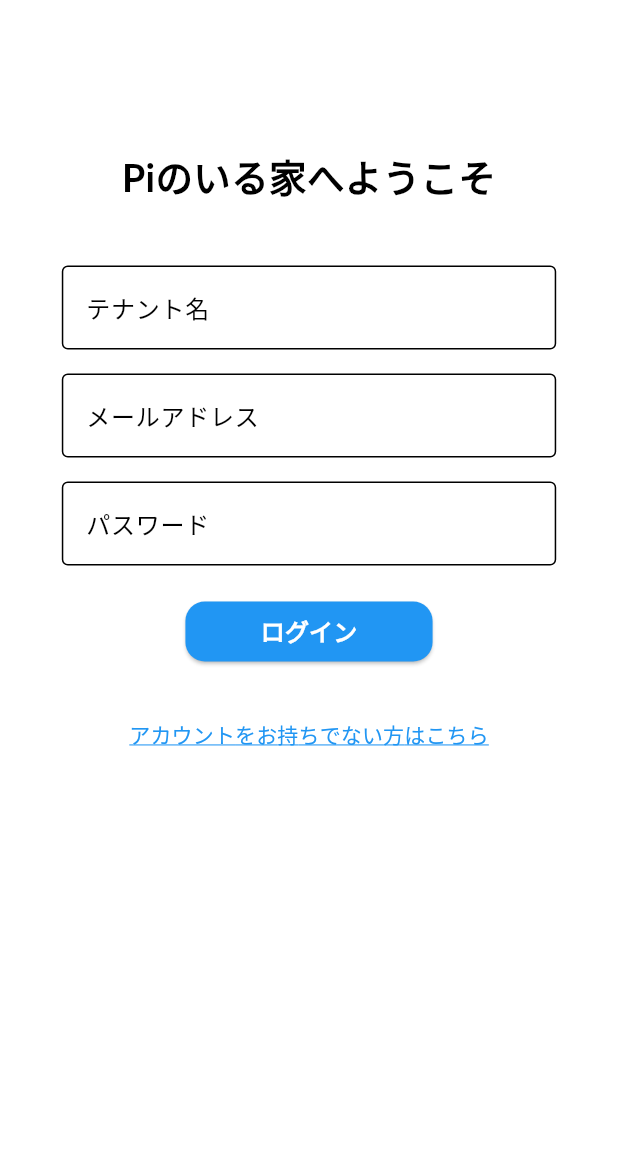
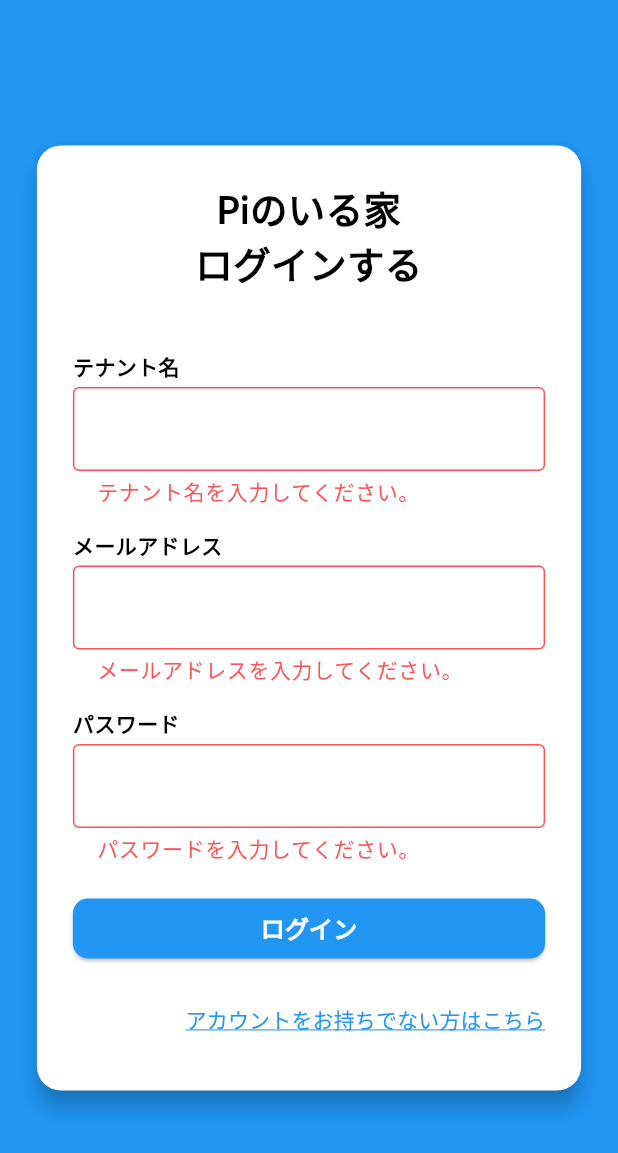
Before and after one commit to pis-house/pis-house-frontend, a Flutter app: the screen it shows after launch, after a tap on "ログイン", on a phone screen of 412 x 824 dp. Shown: the top 1153 px of the screen. Run offline on Flutter 3.47's test engine with Material 3 defaults, Android fonts, the phone set to English and light mode, and no system bars; our stand-ins replace cloud_firestore, firebase_auth, firebase_core, flutter_hooks, flutter_secure_storage, go_router and 1 more; missing offline and left inert: ulid; accounts and stored records are empty; generated files the repository leaves out were written again; Roboto replaces fonts that are missing (Lato).

Commit message:
ログイン画面を実装

```diff
--- a/lib/components/common/pis_button.dart
+++ b/lib/components/common/pis_button.dart
@@ -24,7 +24,7 @@ class PisButton extends StatelessWidget {
       style: ElevatedButton.styleFrom(
         backgroundColor: theme.primaryColor,
         foregroundColor: Colors.white,
-        shape: RoundedRectangleBorder(borderRadius: BorderRadius.circular(13)),
+        shape: RoundedRectangleBorder(borderRadius: BorderRadius.circular(10)),
       ),
       onPressed: onPressed,
       child: Row(
@@ -53,14 +53,10 @@ class PisButton extends StatelessWidget {
       ),
     );
 
-    final buttonWidget = (width != null || height != null)
-        ? SizedBox(
-            width: width,
-            height: height,
-            child: IgnorePointer(ignoring: isLoading, child: button),
-          )
-        : IgnorePointer(ignoring: isLoading, child: button);
-
-    return buttonWidget;
+    return SizedBox(
+      width: width ?? double.infinity,
+      height: height ?? 40,
+      child: IgnorePointer(ignoring: isLoading, child: button),
+    );
   }
 }
--- /dev/null
+++ b/lib/components/common/pis_error_snack_bar.dart
@@ -0,0 +1,28 @@
+import 'package:flutter/material.dart';
+
+class PisErrorSnackBar {
+  final String message;
+  PisErrorSnackBar(this.message);
+
+  void show(BuildContext context) {
+    ScaffoldMessenger.of(context).showSnackBar(
+      SnackBar(
+        content: Text(
+          message,
+          style: const TextStyle(
+            color: Colors.white,
+            fontWeight: FontWeight.bold,
+          ),
+        ),
+        backgroundColor: Colors.red.shade700,
+        behavior: SnackBarBehavior.fixed,
+        duration: const Duration(seconds: 3),
+        action: SnackBarAction(
+          label: '閉じる',
+          textColor: Colors.white,
+          onPressed: () {},
+        ),
+      ),
+    );
+  }
+}
--- a/lib/components/common/pis_text_field.dart
+++ b/lib/components/common/pis_text_field.dart
@@ -1,51 +1,58 @@
 import 'package:flutter/material.dart';
 
-class PisTextField extends StatelessWidget {
+class PisTextFormField extends StatelessWidget {
   final String label;
   final bool obscureText;
-  final String? errorText;
   final double? width;
   final double? height;
-  final ValueChanged<String>? onChanged;
+  final String? Function(String?)? validator;
+  final void Function(String?)? onSaved;
+  final TextEditingController? controller;
 
-  const PisTextField({
+  const PisTextFormField({
     super.key,
     required this.label,
     this.obscureText = false,
-    this.errorText,
     this.width,
     this.height,
-    this.onChanged,
+    this.validator,
+    this.onSaved,
+    this.controller,
   });
 
   @override
   Widget build(BuildContext context) {
-    final textField = TextField(
-      obscureText: obscureText,
-      onChanged: onChanged,
-      decoration: InputDecoration(
-        border: const OutlineInputBorder(),
-        labelText: label,
-      ),
-    );
-    final textFieldWidget = height != null
-        ? SizedBox(height: height, child: textField)
-        : textField;
-
     return SizedBox(
-      width: width,
+      width: width ?? double.infinity,
       child: Column(
         crossAxisAlignment: CrossAxisAlignment.start,
         children: [
-          textFieldWidget,
-          if (errorText != null && errorText!.isNotEmpty)
-            Padding(
-              padding: const EdgeInsets.only(top: 4.0),
-              child: Text(
-                errorText!,
-                style: const TextStyle(color: Colors.red, fontSize: 12),
+          Text(
+            label,
+            style: const TextStyle(fontWeight: FontWeight.bold, fontSize: 14),
+          ),
+          const SizedBox(height: 4),
+          SizedBox(
+            height: height,
+            child: TextFormField(
+              controller: controller,
+              obscureText: obscureText,
+              validator: validator,
+              onSaved: onSaved,
+              decoration: InputDecoration(
+                border: OutlineInputBorder(
+                  borderSide: BorderSide(color: Colors.grey.shade400),
+                ),
+                enabledBorder: OutlineInputBorder(
+                  borderSide: BorderSide(color: Colors.grey.shade400),
+                ),
+                focusedBorder: OutlineInputBorder(
+                  borderSide: BorderSide(color: Colors.grey.shade500, width: 2),
+                ),
+                errorStyle: const TextStyle(fontSize: 14),
               ),
             ),
+          ),
         ],
       ),
     );
--- a/lib/pages/signin_page.dart
+++ b/lib/pages/signin_page.dart
@@ -1,9 +1,13 @@
+import 'package:firebase_auth/firebase_auth.dart';
 import 'package:flutter/material.dart';
-import 'package:flutter_hooks/flutter_hooks.dart';
 import 'package:go_router/go_router.dart';
 import 'package:hooks_riverpod/hooks_riverpod.dart';
 import 'package:pis_house_frontend/components/common/pis_button.dart';
+import 'package:pis_house_frontend/components/common/pis_error_snack_bar.dart';
 import 'package:pis_house_frontend/components/common/pis_text_field.dart';
+import 'package:pis_house_frontend/exceptions/tenant_not_exists_exception.dart';
+import 'package:pis_house_frontend/exceptions/tenant_not_join_exception.dart';
+import 'package:pis_house_frontend/infrastructures/auth_service.dart';
 
 class SigninForm {
   String email;
@@ -21,104 +25,136 @@ class SigninForm {
   }
 }
 
-class SigninPage extends HookConsumerWidget {
+class SigninPage extends ConsumerWidget {
   const SigninPage({super.key});
 
   @override
   Widget build(BuildContext context, WidgetRef ref) {
-    final formState = useState(SigninForm());
-    final colorContext = Theme.of(context);
+    final formKey = GlobalKey<FormState>();
+    final emailController = TextEditingController();
+    final passwordController = TextEditingController();
+    final tenantNameController = TextEditingController();
+    final theme = Theme.of(context);
+    final authService = ref.watch(authServiceProvider);
 
     return Scaffold(
+      backgroundColor: theme.primaryColor,
       body: LayoutBuilder(
         builder: (context, constraints) {
-          final maxWidth = constraints.maxWidth < 500
-              ? constraints.maxWidth * 0.8
-              : 500.0;
-
           return SingleChildScrollView(
             child: ConstrainedBox(
               constraints: BoxConstraints(minHeight: constraints.maxHeight),
+              child: Center(
+                child: FractionallySizedBox(
+                  widthFactor: 0.9,
+                  child: Card(
+                    elevation: 6,
+                    shape: RoundedRectangleBorder(
+                      borderRadius: BorderRadius.circular(16),
+                    ),
                     child: Padding(
-                padding: const EdgeInsets.symmetric(vertical: 100.0),
-                child: Align(
-                  alignment: Alignment.topCenter,
-                  child: ConstrainedBox(
-                    constraints: BoxConstraints(maxWidth: maxWidth),
+                      padding: const EdgeInsets.all(24.0),
+                      child: Form(
+                        key: formKey,
                         child: Column(
+                          mainAxisSize: MainAxisSize.min,
                           crossAxisAlignment: CrossAxisAlignment.stretch,
                           children: [
-                        Align(
-                          alignment: Alignment.center,
-                          child: Text(
-                            'Piのいる家へようこそ',
+                            const Text(
+                              'Piのいる家\nログインする',
+                              textAlign: TextAlign.center,
                               style: TextStyle(
                                 fontSize: 25,
                                 fontWeight: FontWeight.bold,
                               ),
                             ),
-                        ),
                             const SizedBox(height: 40),
-                        PisTextField(
+                            PisTextFormField(
                               label: "テナント名",
-                          onChanged: (value) {
-                            formState.value = formState.value.copyWith(
-                              tenantName: value,
-                            );
-                          },
+                              controller: tenantNameController,
+                              validator: (value) =>
+                                  (value == null || value.isEmpty)
+                                  ? 'テナント名を入力してください。'
+                                  : null,
                             ),
                             const SizedBox(height: 16),
-                        PisTextField(
+                            PisTextFormField(
                               label: "メールアドレス",
-                          onChanged: (value) {
-                            formState.value = formState.value.copyWith(
-                              email: value,
-                            );
-                          },
+                              controller: emailController,
+                              validator: (value) =>
+                                  (value == null || value.isEmpty)
+                                  ? 'メールアドレスを入力してください。'
+                                  : null,
                             ),
                             const SizedBox(height: 16),
-                        PisTextField(
+                            PisTextFormField(
                               label: "パスワード",
                               obscureText: true,
-                          onChanged: (value) {
-                            formState.value = formState.value.copyWith(
-                              password: value,
-                            );
-                          },
+                              controller: passwordController,
+                              validator: (value) =>
+                                  (value == null || value.isEmpty)
+                                  ? 'パスワードを入力してください。'
+                                  : null,
                             ),
                             const SizedBox(height: 24),
                             Align(
                               alignment: Alignment.center,
                               child: PisButton(
-                            width: maxWidth * 0.5,
-                            height: 40,
                                 label: 'ログイン',
-                            onPressed: () {},
+                                onPressed: () async {
+                                  if (formKey.currentState!.validate()) {
+                                    final email = emailController.text;
+                                    final password = passwordController.text;
+                                    final tenantName =
+                                        tenantNameController.text;
+                                    try {
+                                      await authService.signIn(
+                                        email: email,
+                                        password: password,
+                                        tenantName: tenantName,
+                                      );
+                                    } on TenantNotExistsException catch (e) {
+                                      PisErrorSnackBar(
+                                        e.toString(),
+                                      ).show(context);
+                                    } on TenantNotJoinException catch (e) {
+                                      PisErrorSnackBar(
+                                        e.toString(),
+                                      ).show(context);
+                                    } on Exception {
+                                      PisErrorSnackBar(
+                                        '不明なエラーが発生しました',
+                                      ).show(context);
+                                    }
+                                  }
+                                },
                               ),
                             ),
-                        const SizedBox(height: 24),
+                            const SizedBox(height: 16),
                             Align(
-                          alignment: Alignment.center,
+                              alignment: Alignment.centerRight,
                               child: TextButton(
                                 onPressed: () {
                                   context.go('/signup');
                                 },
                                 style: TextButton.styleFrom(
                                   padding: EdgeInsets.zero,
-                              minimumSize: Size(0, 0),
+                                  minimumSize: const Size(0, 0),
                                 ),
                                 child: Text(
                                   'アカウントをお持ちでない方はこちら',
                                   style: TextStyle(
                                     fontSize: 14,
                                     decoration: TextDecoration.underline,
-                                decorationColor: colorContext.primaryColor,
-                                color: colorContext.primaryColor,
+                                    decorationColor: theme.primaryColor,
+                                    color: theme.primaryColor,
                                   ),
                                 ),
                               ),
                             ),
                           ],
+                        ),
+                      ),
                     ),
                   ),
                 ),
```
Also changed, not shown: 4 other files. Lines whose indentation alone changed are shown as unchanged.
